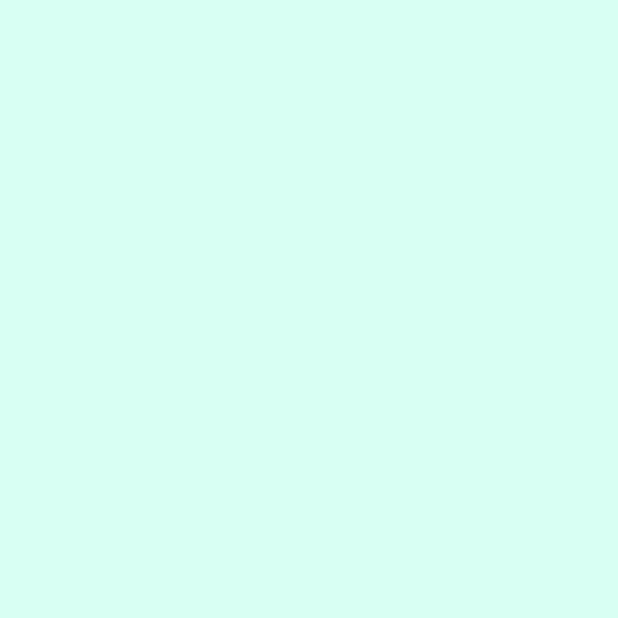
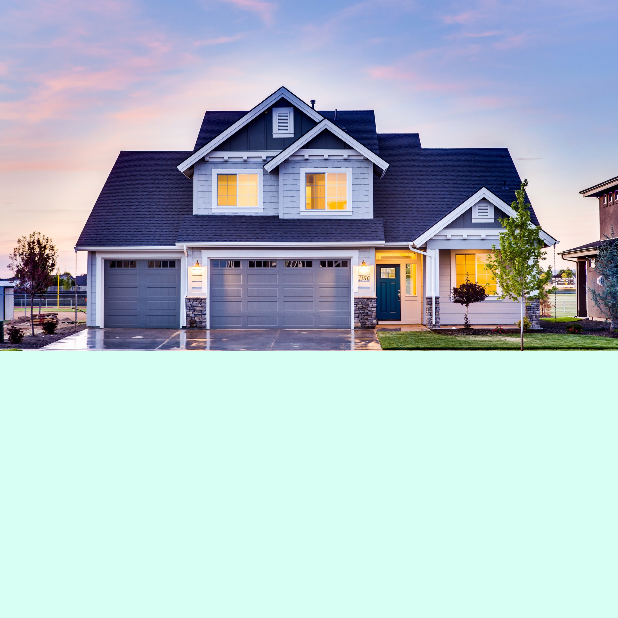
Before and after one commit to vagabon-09/E-club, an Android app: the HomeActivity screen opened directly, with no data from a screen before it, on a phone screen of 412 x 824 dp, the top half of it. Before the commit the part shown is empty. Run offline under Robolectric (Android 15) with nearby library versions, the light colour scheme and no system bars; our stand-ins replace sdp/ssp sizes.

Commit message:
home page design is going on

```diff
--- a/app/build.gradle
+++ b/app/build.gradle
@@ -43,4 +43,5 @@ dependencies {
     //Responsive size
     implementation 'com.intuit.sdp:sdp-android:1.1.0'
     //Custom shape imageview
+    implementation 'com.makeramen:roundedimageview:2.3.0'
 }
--- /dev/null
+++ b/app/src/main/res/drawable/image_corner_background.xml
@@ -0,0 +1,4 @@
+<?xml version="1.0" encoding="utf-8"?>
+<shape xmlns:android="http://schemas.android.com/apk/res/android">
+<corners android:bottomLeftRadius="121dp"/>
+</shape>
--- a/app/src/main/res/layout/activity_home.xml
+++ b/app/src/main/res/layout/activity_home.xml
@@ -7,6 +7,16 @@
     android:background="@color/background"
     tools:context=".HomeActivity">
 
+    <com.google.android.material.imageview.ShapeableImageView
+        android:id="@+id/clubImageId"
+        android:layout_width="match_parent"
+        android:layout_height="@dimen/_180sdp"
+        android:scaleType="centerCrop"
+        style="@style/ShapeAppearanceOverlay.App.SelectedCornerCut"
+        android:src="@drawable/club_image"
 
+        app:layout_constraintEnd_toEndOf="parent"
+        app:layout_constraintStart_toStartOf="parent"
+        app:layout_constraintTop_toTopOf="parent" />
 
 </androidx.constraintlayout.widget.ConstraintLayout>
--- a/app/src/main/res/values/themes.xml
+++ b/app/src/main/res/values/themes.xml
@@ -13,4 +13,9 @@
         <item name="android:statusBarColor" tools:targetApi="l">?attr/colorPrimaryVariant</item>
         <!-- Customize your theme here. -->
     </style>
+
+    <style name="ShapeAppearanceOverlay.App.SelectedCornerCut" parent="">
+        <item name="cornerSizeBottomLeft">75dp</item>
+        <item name="cornerFamilyBottomLeft">cut</item>
+    </style>
 </resources>
```
